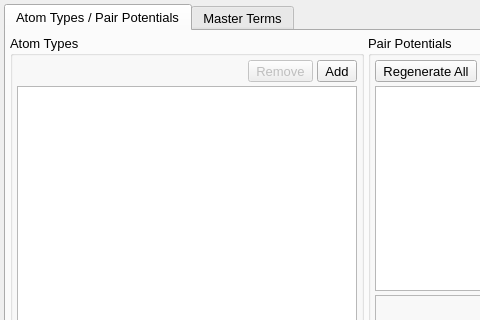
This is src/gui/forcefieldtab.ui in disorderedmaterials/dissolve as Qt 5 draws it before an edit; both pictures show x 0 to 480 and y 0 to 320 of the 1085 by 972 pixel window. The edited form follows.
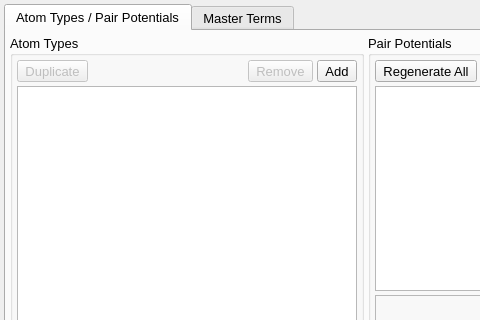
This is the edited form. Icons and pictures are not drawn. Custom widgets are drawn as their Qt base class.

Commit message: Add option to duplicate atom type.

The edit to the form file:
```diff
--- a/src/gui/forcefieldtab.ui
+++ b/src/gui/forcefieldtab.ui
@@ -91,6 +91,35 @@
             <property name="spacing">
              <number>4</number>
             </property>
+            <item>
+             <widget class="QToolButton" name="AtomTypeDuplicateButton">
+              <property name="enabled">
+               <bool>false</bool>
+              </property>
+              <property name="sizePolicy">
+               <sizepolicy hsizetype="Fixed" vsizetype="Fixed">
+                <horstretch>0</horstretch>
+                <verstretch>0</verstretch>
+               </sizepolicy>
+              </property>
+              <property name="text">
+               <string>Duplicate</string>
+              </property>
+              <property name="icon">
+               <iconset resource="main.qrc">
+                <normaloff>:/general/icons/general_copy.svg</normaloff>:/general/icons/general_copy.svg</iconset>
+              </property>
+              <property name="iconSize">
+               <size>
+                <width>16</width>
+                <height>16</height>
+               </size>
+              </property>
+              <property name="toolButtonStyle">
+               <enum>Qt::ToolButtonTextBesideIcon</enum>
+              </property>
+             </widget>
+            </item>
             <item>
              <spacer name="horizontalSpacer_4">
               <property name="orientation">
```
The commit also changes 4 other files.
